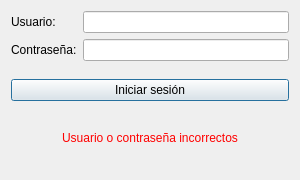
Old version of the form IoTConfigManager/loginwindow.ui in the repository juankx99/ProyectoLOT.
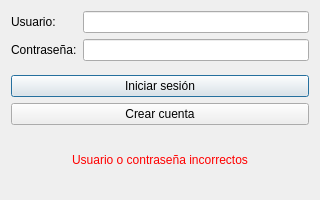
New version of the form.

What changed in the file:
```diff
--- a/IoTConfigManager/loginwindow.ui
+++ b/IoTConfigManager/loginwindow.ui
@@ -6,8 +6,8 @@
    <rect>
     <x>0</x>
     <y>0</y>
-    <width>300</width>
-    <height>180</height>
+    <width>320</width>
+    <height>200</height>
    </rect>
   </property>
   <property name="windowTitle">
@@ -49,6 +49,13 @@
      </property>
     </widget>
    </item>
+   <item>
+    <widget class="QPushButton" name="registerButton">
+     <property name="text">
+      <string>Crear cuenta</string>
+     </property>
+    </widget>
+   </item>
    <item>
     <widget class="QLabel" name="errorLabel">
      <property name="text">
```
Left out of the diff: 1 changed line with no effect on the pictures.
